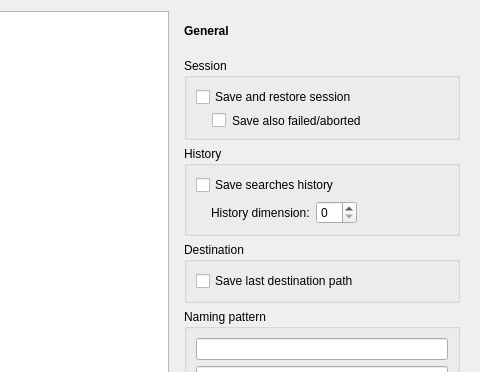
This is src/grooveoff/ConfigDialog.ui in gcala/grooveoff as Qt 5 draws it before an edit; both pictures show x 137 to 617 and y 0 to 372 of the 617 by 543 pixel window. The edited form follows.
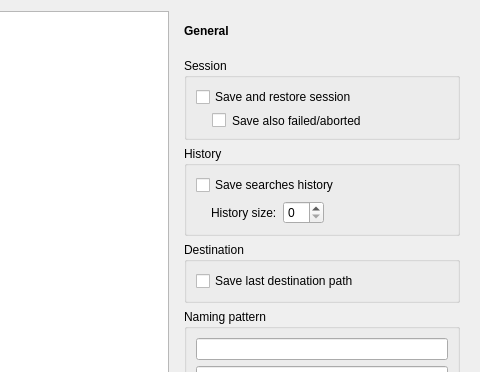
This is the edited form. Custom widgets are drawn as their Qt base class.

Patch:
```diff
--- a/src/grooveoff/ConfigDialog.ui
+++ b/src/grooveoff/ConfigDialog.ui
@@ -137,7 +137,7 @@
                  </sizepolicy>
                 </property>
                 <property name="text">
-                 <string>History dimension:</string>
+                 <string>History size:</string>
                 </property>
                </widget>
               </item>
```
Left out of the diff: 2 changed lines with no effect on the pictures.
